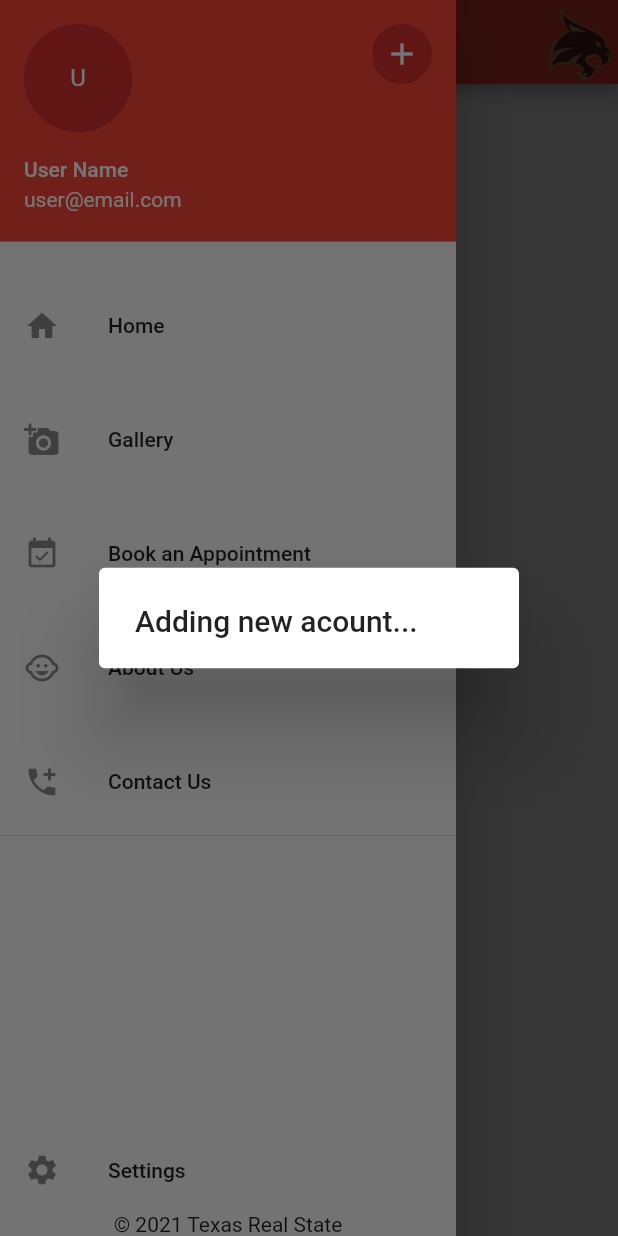
After one commit to noahfoe/texas_real_state, a Flutter app: the screen it shows after launch, in the side drawer, after a tap on the "add" icon, on a phone screen of 412 x 824 dp. The commit adds this screen. Run offline on Flutter 3.47's test engine with Material 2 defaults, Android fonts, the phone set to English and light mode, and no system bars; our stand-ins replace flutter_riverpod.

Commit message:
Seperated code into multiple files. Created components folder for AppBar and Drawer

```diff
--- /dev/null
+++ b/lib/app.dart
@@ -0,0 +1,17 @@
+import 'package:flutter/material.dart';
+import 'package:real_texas_state/pages/home/home.dart';
+
+class MyApp extends StatelessWidget {
+  // This widget is the root of your application.
+  @override
+  Widget build(BuildContext context) {
+    return MaterialApp(
+      title: 'Texas Real State',
+      theme: ThemeData(
+        primarySwatch: Colors.red,
+        visualDensity: VisualDensity.adaptivePlatformDensity,
+      ),
+      home: MyHomePage(title: 'Texas Real State App'),
+    );
+  }
+}
--- /dev/null
+++ b/lib/components/my_appBar.dart
@@ -0,0 +1,15 @@
+import 'package:flutter/material.dart';
+
+class MyAppBar extends StatelessWidget implements PreferredSizeWidget {
+  @override
+  final String title = "Texas Real State App";
+  Size get preferredSize => const Size.fromHeight(56);
+
+  @override
+  Widget build(BuildContext context) {
+    return AppBar(
+      title: Text(title),
+      actions: [Image.asset('img/txst-logo.png')],
+    );
+  }
+}
--- /dev/null
+++ b/lib/components/my_drawer.dart
@@ -0,0 +1,140 @@
+import 'package:flutter/material.dart';
+import 'package:flutter_riverpod/flutter_riverpod.dart';
+import 'package:real_texas_state/state/fragment_state.dart';
+
+class MyDrawer extends StatefulWidget {
+  MyDrawer({Key? key}) : super(key: key);
+
+  @override
+  _MyDrawerState createState() => _MyDrawerState();
+}
+
+class _MyDrawerState extends State<MyDrawer> {
+  Widget _homePage = _page(Colors.white, "Home");
+  Widget _galleryPage = _page(Colors.white, "Gallery");
+  Widget _bookAppPage = _page(Colors.white, "Book An Appointment");
+  Widget _aboutUsPage = _page(Colors.white, "About Us");
+  Widget _contactUsPage = _page(Colors.white, "Contact Us");
+  Widget _settingsPage = _page(Colors.white, "Settings");
+
+  @override
+  void initState() {
+    super.initState();
+    WidgetsBinding.instance!.addPostFrameCallback((_) {
+      context.read(fragmentProvider).state = _homePage as Container;
+    });
+  }
+
+  @override
+  Widget build(BuildContext context) {
+    return Drawer(
+      child: Column(
+        children: <Widget>[
+          UserAccountsDrawerHeader(
+            accountName: Text("User Name"),
+            accountEmail: Text("user@email.com"),
+            currentAccountPicture: CircleAvatar(child: Text('U')),
+            otherAccountsPictures: <Widget>[
+              GestureDetector(
+                  onTap: () {
+                    showDialog(
+                        context: context,
+                        builder: (context) {
+                          return AlertDialog(
+                              title: Text("Adding new acount..."));
+                        });
+                  },
+                  child: CircleAvatar(child: Icon(Icons.add)))
+            ],
+          ),
+          Padding(
+            padding: EdgeInsets.all(10),
+          ),
+          ListTile(
+            leading: Icon(Icons.home),
+            title: Text("Home"),
+            onTap: () {
+              context.read(fragmentProvider).state = _homePage as Container;
+              Navigator.pop(context);
+            },
+          ),
+          Padding(
+            padding: EdgeInsets.all(10),
+          ),
+          ListTile(
+            leading: Icon(Icons.add_a_photo),
+            title: Text("Gallery"),
+            onTap: () {
+              context.read(fragmentProvider).state = _galleryPage as Container;
+              Navigator.pop(context);
+            },
+          ),
+          Padding(
+            padding: EdgeInsets.all(10),
+          ),
+          ListTile(
+            leading: Icon(Icons.event_available),
+            title: Text("Book an Appointment"),
+            onTap: () {
+              context.read(fragmentProvider).state = _bookAppPage as Container;
+              Navigator.pop(context);
+            },
+          ),
+          Padding(
+            padding: EdgeInsets.all(10),
+          ),
+          ListTile(
+            leading: Icon(Icons.child_care),
+            title: Text("About Us"),
+            onTap: () {
+              context.read(fragmentProvider).state = _aboutUsPage as Container;
+              Navigator.pop(context);
+            },
+          ),
+          Padding(
+            padding: EdgeInsets.all(10),
+          ),
+          ListTile(
+            leading: Icon(Icons.add_call),
+            title: Text("Contact Us"),
+            onTap: () {
+              context.read(fragmentProvider).state =
+                  _contactUsPage as Container;
+              Navigator.pop(context);
+            },
+          ),
+          Divider(),
+          Expanded(
+            child: Align(
+              alignment: FractionalOffset.bottomCenter,
+              child: ListTile(
+                leading: Icon(Icons.settings),
+                title: Text("Settings"),
+                onTap: () {
+                  context.read(fragmentProvider).state =
+                      _settingsPage as Container;
+                  Navigator.pop(context);
+                },
+              ),
+            ),
+          ),
+          Text("© 2021 Texas Real State")
+        ],
+      ),
+    );
+  }
+}
+
+_page(Color color, String title) {
+  return Container(
+    height: double.infinity,
+    width: double.infinity,
+    color: color,
+    child: Center(
+      child: Text(
+        '$title',
+        style: TextStyle(fontSize: 30, color: Colors.black),
+      ),
+    ),
+  );
+}
--- /dev/null
+++ b/lib/pages/home/home.dart
@@ -0,0 +1,29 @@
+import 'package:flutter/material.dart';
+import 'package:flutter_riverpod/flutter_riverpod.dart';
+import 'package:real_texas_state/components/my_appBar.dart';
+import 'package:real_texas_state/components/my_drawer.dart';
+import 'package:real_texas_state/state/fragment_state.dart';
+
+class MyHomePage extends StatefulWidget {
+  MyHomePage({Key? key, this.title}) : super(key: key);
+  final String? title;
+
+  @override
+  _MyHomePageState createState() => _MyHomePageState();
+}
+
+class _MyHomePageState extends State<MyHomePage> {
+  @override
+  Widget build(BuildContext context) {
+    return Scaffold(
+      appBar: MyAppBar(),
+      drawer: MyDrawer(),
+      body: Consumer(
+        builder: (context, watch, _) {
+          final body = watch(fragmentProvider).state;
+          return body;
+        },
+      ),
+    );
+  }
+}
```
Also changed, not shown: lib/main.dart (+1 -169 lines), lib/pages/aboutUs/about.dart (added), lib/pages/bookAppointment/appointment.dart (added), lib/pages/contactUs/contact.dart (added), lib/pages/gallery/gallery.dart (added), lib/pages/settings/settings.dart (added), pubspec.lock, 1 other file.
